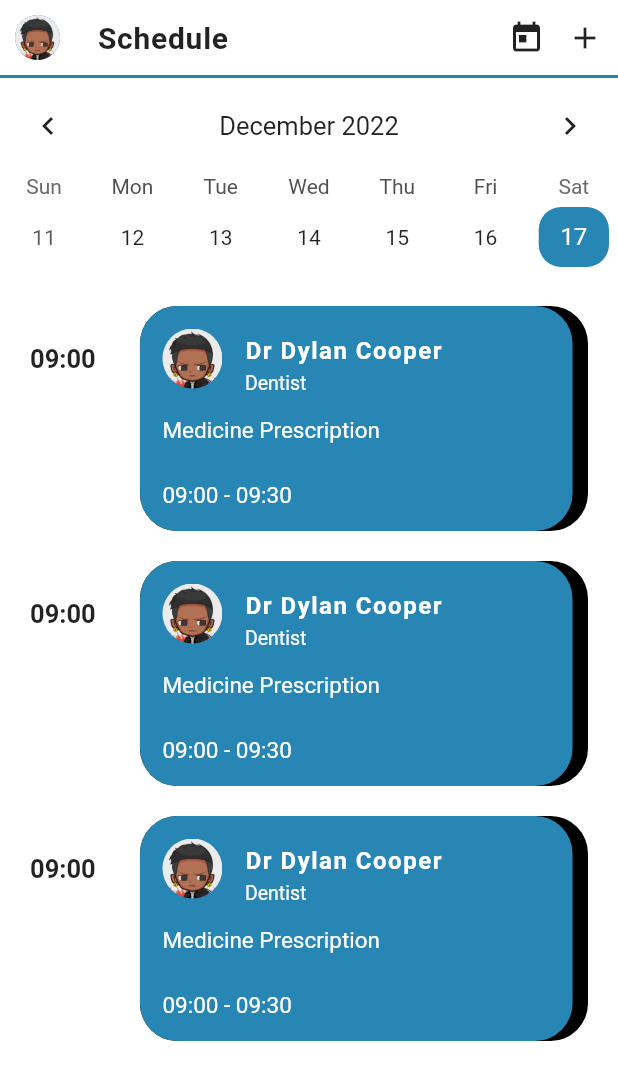
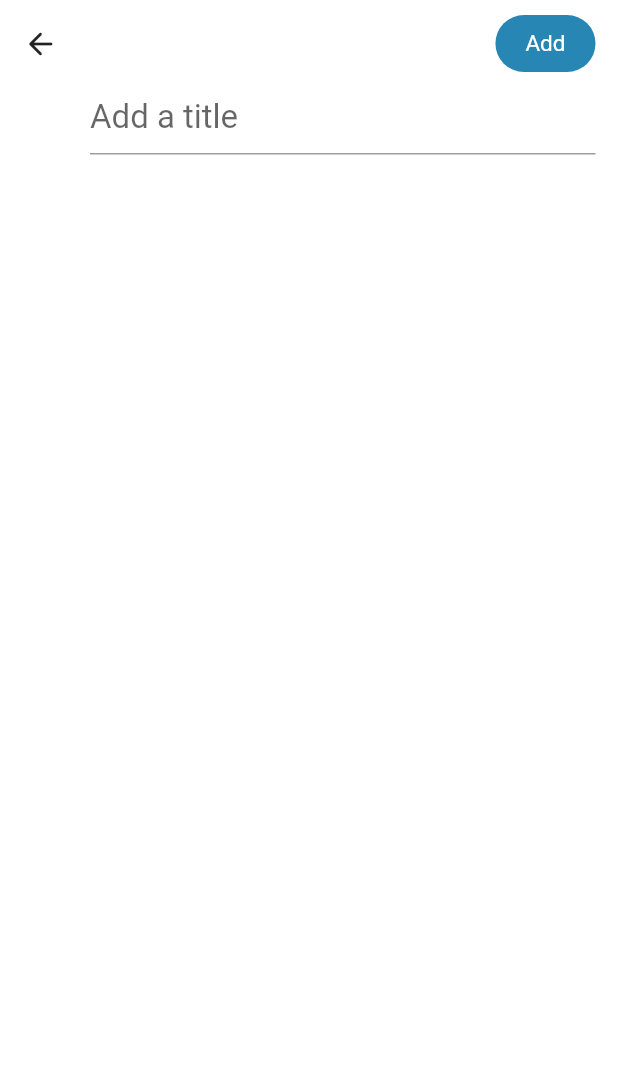
Before and after one commit to DrDejaVuNG/medical_app, a Flutter app: the ScheduleView screen opened directly, after a tap on the "add" icon, on a phone screen of 412 x 824 dp. Shown: the top 1080 px of the screen. Run offline on Flutter 3.47's test engine with Material 2 defaults, Android fonts, the phone set to English and light mode, and no system bars; drawn by our look-alikes of table_calendar; our stand-ins replace font_awesome_flutter, google_nav_bar.

Commit message:
appointment

```diff
--- a/lib/frontend/views/appointment/new_appointment.dart
+++ b/lib/frontend/views/appointment/new_appointment.dart
@@ -1,13 +1,55 @@
 import 'package:flutter/material.dart';
+import 'package:medical_app/config/constants.dart';
 
-class BookView extends StatelessWidget {
-  const BookView({super.key});
+class AppointNew extends StatelessWidget {
+  const AppointNew({super.key});
 
   @override
   Widget build(BuildContext context) {
     return Scaffold(
       body: SafeArea(
-        child: Container(),
+        child: Padding(
+          padding: const EdgeInsets.symmetric(horizontal: 15, vertical: 10),
+          child: Column(
+            children: [
+              Row(
+                children: [
+                  GestureDetector(
+                    child: const Icon(Icons.arrow_back_rounded),
+                  ),
+                  const Spacer(),
+                  Container(
+                    padding: const EdgeInsets.symmetric(
+                      horizontal: 20,
+                      vertical: 10,
+                    ),
+                    decoration: BoxDecoration(
+                      color: kPrimaryColor,
+                      borderRadius: BorderRadius.circular(25),
+                    ),
+                    child: const Text(
+                      'Add',
+                      style: TextStyle(
+                        fontSize: 15,
+                        color: Colors.white,
+                      ),
+                    ),
+                  ),
+                ],
+              ),
+              const SizedBox(height: 5),
+              Padding(
+                padding: const EdgeInsets.only(left: 45),
+                child: TextFormField(
+                  style: const TextStyle(fontSize: 22),
+                  decoration: const InputDecoration(
+                    hintText: 'Add a title',
+                  ),
+                ),
+              ),
+            ],
+          ),
+        ),
       ),
     );
   }
--- a/lib/frontend/views/appointment/view_appointment.dart
+++ b/lib/frontend/views/appointment/view_appointment.dart
@@ -42,7 +42,7 @@ class AppointView extends StatelessWidget {
               ),
               const SizedBox(height: 10),
               const Text(
-                'Dentist',
+                'General & Internal Medicine',
                 style: TextStyle(),
               ),
               const SizedBox(height: 20),
@@ -155,9 +155,9 @@ class AppointView extends StatelessWidget {
         elevation: 5,
         builder: (context) {
           return SizedBox(
-            height: 50,
+            height: 55,
             child: Container(
-              padding: const EdgeInsets.symmetric(horizontal: 20),
+              padding: const EdgeInsets.symmetric(horizontal: 30),
               color: kPrimaryColor,
               child: Row(
                 children: [
@@ -180,7 +180,7 @@ class AppointView extends StatelessWidget {
                       ],
                     ),
                   ),
-                  const SizedBox(width: 20),
+                  const SizedBox(width: 25),
                   GestureDetector(
                     onTap: () {},
                     child: Row(
--- a/lib/frontend/views/schedule/schedule_view.dart
+++ b/lib/frontend/views/schedule/schedule_view.dart
@@ -1,5 +1,6 @@
 import 'widgets/schedule.dart';
 import 'package:flutter/material.dart';
+import '../appointment/new_appointment.dart';
 import 'package:medical_app/config/constants.dart';
 import 'package:table_calendar/table_calendar.dart';
 
@@ -69,7 +70,14 @@ class _ScheduleViewState extends State<ScheduleView> {
                       ),
                       const SizedBox(width: 15),
                       GestureDetector(
-                        onTap: () {},
+                        onTap: () {
+                          Navigator.push(
+                            context,
+                            MaterialPageRoute(
+                              builder: (context) => const AppointNew(),
+                            ),
+                          );
+                        },
                         child: const Icon(Icons.add),
                       ),
                     ],
@@ -85,14 +93,14 @@ class _ScheduleViewState extends State<ScheduleView> {
                   titleCentered: true,
                   formatButtonVisible: false,
                 ),
-                calendarStyle: CalendarStyle(
+                calendarStyle: const CalendarStyle(
                   todayDecoration: BoxDecoration(
                     color: kLightColor,
-                    borderRadius: BorderRadius.circular(15),
+                    shape: BoxShape.circle,
                   ),
                   selectedDecoration: BoxDecoration(
                     color: kPrimaryColor,
-                    borderRadius: BorderRadius.circular(15),
+                    shape: BoxShape.circle,
                   ),
                 ),
                 selectedDayPredicate: (day) => isSameDay(day, today),
@@ -114,13 +122,6 @@ class _ScheduleViewState extends State<ScheduleView> {
           ),
         ),
       ),
-      // floatingActionButton: FloatingActionButton(
-      //   onPressed: () {},
-      //   backgroundColor: Colors.black,
-      //   tooltip: 'New Appointment',
-      //   shape: RoundedRectangleBorder(borderRadius: BorderRadius.circular(20)),
-      //   child: const Icon(Icons.add),
-      // ),
     );
   }
 }
--- a/lib/frontend/views/schedule/widgets/schedule.dart
+++ b/lib/frontend/views/schedule/widgets/schedule.dart
@@ -1,4 +1,5 @@
 import 'package:flutter/material.dart';
+import '../../appointment/view_appointment.dart';
 import 'package:medical_app/config/constants.dart';
 
 class Schedule extends StatelessWidget {
@@ -24,7 +25,14 @@ class Schedule extends StatelessWidget {
           ],
         ),
         const Spacer(),
-        Stack(
+        GestureDetector(
+          onTap: () {
+            Navigator.push(
+              context,
+              MaterialPageRoute(builder: (context) => const AppointView()),
+            );
+          },
+          child: Stack(
             children: [
               Container(
                 height: 150,
@@ -70,7 +78,7 @@ class Schedule extends StatelessWidget {
                             ),
                             SizedBox(height: 5),
                             Text(
-                            'Dentist',
+                              'General & Internal Medicine',
                               style: TextStyle(
                                 color: Colors.white,
                                 fontSize: 13,
@@ -100,6 +108,7 @@ class Schedule extends StatelessWidget {
                 ),
               ),
             ],
+          ),
         )
       ],
     );
```
Also changed, not shown: pubspec.yaml (+7 -4 lines), pubspec.lock. Lines whose indentation alone changed are shown as unchanged.
